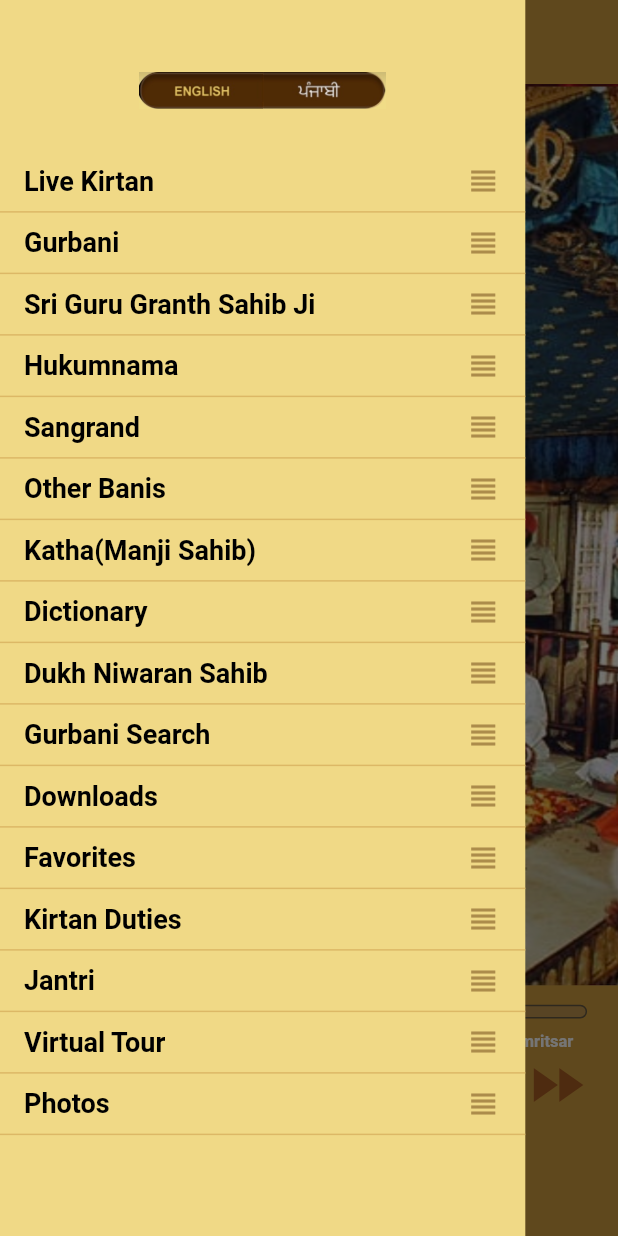
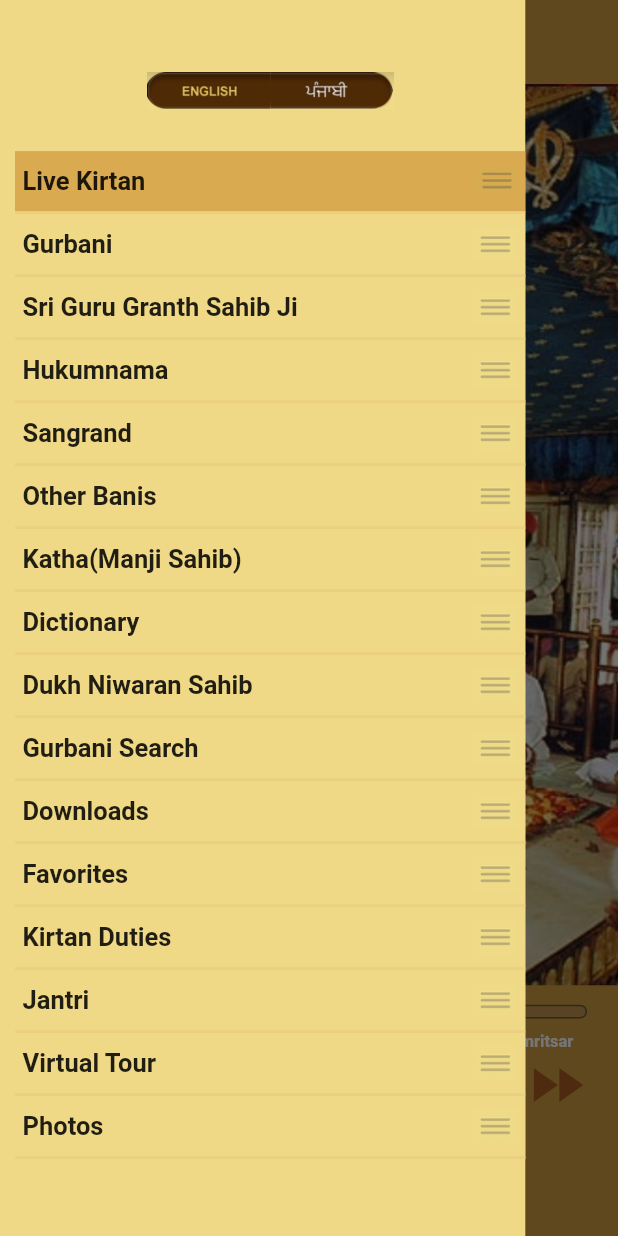
Before and after one commit to Sahib6/live_kirtan, a Flutter app: the screen it shows after launch, with the side drawer open, on a phone screen of 412 x 824 dp. Run offline on Flutter 3.47's test engine with Material 2 defaults, Android fonts, the phone set to English and light mode, and no system bars.

Commit message:
Navigation drawer restructing

```diff
--- a/lib/helper/constants.dart
+++ b/lib/helper/constants.dart
@@ -1,11 +1,6 @@
 import 'dart:core';
 
 import 'package:flutter/cupertino.dart';
-import 'package:live_kirtan/helper/navigation_drawer.dart';
-import 'package:provider/provider.dart';
-
-import 'my_provider.dart';
-import 'nav_drawer_items.dart';
 
 double getHeight(BuildContext context) {
   return MediaQuery.of(context).size.height;
@@ -15,20 +10,21 @@ double getWidth(BuildContext context) {
   return MediaQuery.of(context).size.width;
 }
 
-
-
-
-List<String> _list = ["Live Kirtan", "Gurbani", "Sri Guru Granth Sahib Ji", "Hukumnama", "Sangrand", "Other Banis", "Katha(Manji Sahib)", "Dictionary", "Dukh Niwaran Sahib", "Gurbani Search", "Downloads", "Favorites", "Kirtan Duties", "Jantri", "Virtual Tour", "Photos"];
-
-List<Function> methods = [(){}, (){}, (){}, (){}, (){}, (){}, (){}, (){}, (){} ,(){}, (){}, (){} ,(){} ,(){}, (){}, (){}];
-List<NavDrawerItem> getInitialList(BuildContext context)
-{
-  List<NavDrawerItem> navDrawerItems = [];
-  int i = 0;
-  _list.forEach((element) {
-    navDrawerItems.add(NavDrawerItem(element, methods[i], Provider.of<MyProviders>(context, listen: false).getIsSelected("Live Kirtan", element)));
-    i++;
-  });
-
-  return navDrawerItems;
-}
+List<String> navDrawerItems = [
+  "Live Kirtan",
+  "Gurbani",
+  "Sri Guru Granth Sahib Ji",
+  "Hukumnama",
+  "Sangrand",
+  "Other Banis",
+  "Katha(Manji Sahib)",
+  "Dictionary",
+  "Dukh Niwaran Sahib",
+  "Gurbani Search",
+  "Downloads",
+  "Favorites",
+  "Kirtan Duties",
+  "Jantri",
+  "Virtual Tour",
+  "Photos"
+];
--- a/lib/helper/my_provider.dart
+++ /dev/null
@@ -1,24 +0,0 @@
-import 'package:flutter/material.dart';
-import 'constants.dart';
-class MyProviders with ChangeNotifier {
-  bool _isSelected = false;
-
-  bool getIsSelected(String t1, String t2) {
-    if (t1 == t2)
-      return _isSelected = true;
-    else
-      return _isSelected = false;
-  }
-
-  toggleDrawerItems(String title, BuildContext context) {
-    getInitialList(context).forEach((element) {
-      if (element.title == title)
-        _isSelected = true;
-      else
-        _isSelected = false;
-
-      print('${element.title} : $_isSelected');
-      notifyListeners();
-    });
-  }
-}
--- a/lib/helper/nav_drawer_items.dart
+++ /dev/null
@@ -1,31 +0,0 @@
-import 'package:flutter/cupertino.dart';
-import 'package:flutter/material.dart';
-import 'package:live_kirtan/helper/constants.dart';
-import 'package:provider/provider.dart';
-
-import 'my_provider.dart';
-
-
-class NavDrawerItem extends StatelessWidget {
-  final String title;
-  final Function _onTap;
-  bool isSelected = false;
-
-  NavDrawerItem(this.title, this._onTap, this.isSelected);
-
-  Widget build(BuildContext context) {
-    return Column(
-      children: [
-        ListTile(title: Text(title, style: TextStyle(fontWeight: FontWeight.bold, fontSize: 18.0, color: Color(0xff000000))),
-            onTap: (){
-              getInitialList(context).forEach((element) {
-                Provider.of<MyProviders>(context, listen: false).getIsSelected(title, element.title);
-              });
-            },
-            selected: isSelected, selectedTileColor: Color(0xffD9AA50), visualDensity: VisualDensity(vertical: -4),
-          trailing: Icon(Icons.view_headline_sharp, color: Color(0xffAC8C4B),),),
-        Divider(height: 1.0, color: Color(0xffDCB866), thickness: 1,)
-      ],
-    );
-  }
-}
--- a/lib/helper/navigation_drawer.dart
+++ b/lib/helper/navigation_drawer.dart
@@ -1,23 +1,23 @@
-import 'package:flutter/cupertino.dart';
 import 'package:flutter/material.dart';
 import 'constants.dart';
-import 'nav_drawer_items.dart';
 
 class NavigationDrawer extends StatefulWidget {
 
   @override
-  _NavigationDrawerState createState() => _NavigationDrawerState();
+  State<NavigationDrawer> createState() => _NavigationDrawerState();
 }
 
 class _NavigationDrawerState extends State<NavigationDrawer> {
+  int _selectedIndex = 0;
+
   @override
-  Widget build(BuildContext buildContext) {
-    final double _screenWidth = getWidth(buildContext);
-    final double _screenHeight = getHeight(buildContext);
+  Widget build(BuildContext context) {
+    final double _screenWidth = getWidth(context);
+    final double _screenHeight = getHeight(context);
 
     return Container(
-      width: _screenWidth*0.85,
-      child: Container(
+      width: _screenWidth * 0.85,
+      padding: EdgeInsets.only(left: 10.0),
       color: Color(0xffF0D986),
       child: ListView(
         padding: EdgeInsets.only(top: 20.0, bottom: 20.0),
@@ -25,14 +25,64 @@ class _NavigationDrawerState extends State<NavigationDrawer> {
           Row(
             mainAxisAlignment: MainAxisAlignment.center,
             children: [
-                        SizedBox(child: Image.asset("images/eng_btn.png"), width: _screenWidth*0.2,height: _screenHeight*0.098,),
-                        SizedBox(child: Image.asset("images/pb_btn.png"), width: _screenWidth*0.2,height: _screenHeight*0.098,)
+              SizedBox(
+                child: Image.asset("images/eng_btn.png"),
+                width: _screenWidth * 0.2,
+                height: _screenHeight * 0.098,
+              ),
+              SizedBox(
+                child: Image.asset("images/pb_btn.png"),
+                width: _screenWidth * 0.2,
+                height: _screenHeight * 0.098,
+              )
             ],
           ),
-                    ...getInitialList(context)
+          for (int i = 0; i < navDrawerItems.length; i++)
+            Container(
+              color: (i == _selectedIndex)
+                  ? Color(0xffd9aa50)
+                  : Color(0xffF0D986),
+              child: Column(
+                crossAxisAlignment: CrossAxisAlignment.start,
+                mainAxisSize: MainAxisSize.min,
+                children: [
+                  Padding(
+                    padding: const EdgeInsets.all(5.0),
+                    child: InkWell(
+                      child: Row(
+                        mainAxisAlignment: MainAxisAlignment.spaceBetween,
+                        children: [
+                          Text(
+                            navDrawerItems[i],
+                            style: TextStyle(
+                                fontWeight: FontWeight.bold, fontSize: 17.0),
+                          ),
+                          Image.asset(
+                            (i == _selectedIndex)
+                                ? 'images/three_lines1.png'
+                                : 'images/three_line.png',
+                            width: 30,
+                            height: 30,
+                          )
                         ],
                       ),
+                      onTap: (){
+                        setState(() {
+                          _selectedIndex = i;
+                        });
+                      },
+                    ),
+                  ),
+                  Container(
+                    color: Color(0XFFEAD080),
+                    height: 2,
+                    width: double.infinity,
                   )
+                ],
+              ),
+            ),
+        ],
+      ),
     );
   }
 }
--- a/lib/screens/home_page.dart
+++ b/lib/screens/home_page.dart
@@ -1,10 +1,6 @@
 import 'package:flutter/material.dart';
-import 'package:flutter/painting.dart';
-import 'package:flutter/widgets.dart';
 import 'package:live_kirtan/helper/constants.dart';
-import 'package:live_kirtan/helper/my_provider.dart';
 import 'package:live_kirtan/helper/navigation_drawer.dart';
-import 'package:provider/provider.dart';
 
 class HomePage extends StatelessWidget {
   @override
@@ -13,129 +9,174 @@ class HomePage extends StatelessWidget {
     final double _screenHeight = getHeight(context);
     final _key = GlobalKey<ScaffoldState>();
     return MaterialApp(
-      home : ChangeNotifierProvider(
-        create: (context) => MyProviders(),
-        child: Scaffold
-            (
+      home: Scaffold(
           key: _key,
           appBar: AppBar(
-              leading:
-              InkWell(
+            leading: InkWell(
               child: SizedBox(
-                    width: _screenHeight*0.046, height: _screenHeight*0.046),
-                onTap: () => _key.currentState.openDrawer(),),
+                  width: _screenHeight * 0.046,
+                  height: _screenHeight * 0.046),
+              onTap: () => _key.currentState.openDrawer(),
+            ),
             backgroundColor: Color(0xffD09C3F),
-              flexibleSpace : Container(
-                margin: EdgeInsets.only(top: _screenHeight*0.076),
+            flexibleSpace: Container(
+              margin: EdgeInsets.only(top: _screenHeight * 0.076),
               width: _screenWidth,
               decoration: BoxDecoration(
-                    image: DecorationImage(image: AssetImage("images/appbar_bkg.png"), fit: BoxFit.fill)),
-                child: Row(
-                    mainAxisAlignment: MainAxisAlignment.end,
-                    children: [
-                      InkWell(child: Image.asset("images/share.png", width: _screenWidth*0.099,)),
+                  image: DecorationImage(
+                      image: AssetImage("images/appbar_bkg.png"),
+                      fit: BoxFit.fill)),
+              child: Row(mainAxisAlignment: MainAxisAlignment.end, children: [
+                InkWell(
+                    child: Image.asset(
+                  "images/share.png",
+                  width: _screenWidth * 0.099,
+                )),
                 InkWell(child: Image.asset("images/timer.png")),
                 InkWell(child: Image.asset("images/alarm.png")),
-                    ]
+              ]),
             ),
-              ),
-
           ),
           backgroundColor: Color(0xffD09C3F),
           body: SafeArea(
               child: Column(
             children: [
-                  Container(height: _screenHeight*0.73,
+              Flexible(
+                flex: 2,
+                child: Container(
+                  height: _screenHeight * 0.73,
                   margin: EdgeInsets.zero,
-                  width: _screenWidth*0.9999,
+                  width: _screenWidth * 0.9999,
                   padding: EdgeInsets.zero,
                   decoration: BoxDecoration(
-                    image: DecorationImage(image: AssetImage("images/kirtan_background.png"), fit: BoxFit.fill)
-                  ),
-                  child:
-                      Padding(
-                        padding: EdgeInsets.only(left: _screenWidth*0.017, top: _screenHeight*0.014),
+                      image: DecorationImage(
+                          image: AssetImage("images/kirtan_background.png"),
+                          fit: BoxFit.fill)),
+                  child: Padding(
+                    padding: EdgeInsets.only(
+                        left: _screenWidth * 0.017, top: _screenHeight * 0.014),
                     child: Row(
                       crossAxisAlignment: CrossAxisAlignment.start,
                       children: [
-                            InkWell(child:
-                            SizedBox(
-                              width: _screenWidth*0.25,
-                              height: _screenHeight*0.04,)),
-                            InkWell(child:
-                            Padding(
-                              padding: const EdgeInsets.only(left : 6.0),
+                        InkWell(
                             child: SizedBox(
-                                width: _screenWidth*0.25,
-                                height: _screenHeight*0.04,
+                          width: _screenWidth * 0.25,
+                          height: _screenHeight * 0.04,
+                        )),
+                        InkWell(
+                            child: Padding(
+                          padding: const EdgeInsets.only(left: 6.0),
+                          child: SizedBox(
+                            width: _screenWidth * 0.25,
+                            height: _screenHeight * 0.04,
                           ),
                         )),
                       ],
                     ),
                   ),
-
                 ),
-                  Stack(
-                    children: [Container(
-                      margin: EdgeInsets.only(top: _screenHeight*0.015),
-                      width: _screenWidth*0.9,
+              ),
+              Stack(children: [
+                Container(
+                  margin: EdgeInsets.only(top: _screenHeight * 0.015),
+                  width: _screenWidth * 0.9,
                   height: _screenHeight * 0.011,
                   decoration: BoxDecoration(
                       color: Color(0xffC0954F),
-                          border: Border.all(color: Color(0xff645741), style: BorderStyle.solid),
-                          borderRadius: BorderRadius.only(topRight: Radius.circular(10.0), bottomRight: Radius.circular(10.0))
+                      border: Border.all(
+                          color: Color(0xff645741), style: BorderStyle.solid),
+                      borderRadius: BorderRadius.only(
+                          topRight: Radius.circular(10.0),
+                          bottomRight: Radius.circular(10.0))),
                 ),
+                Container(
+                  width: _screenWidth * 0.034,
+                  height: _screenHeight * 0.032,
+                  margin: EdgeInsets.only(top: _screenHeight * .005),
+                  decoration: BoxDecoration(
+                      gradient: LinearGradient(
+                          begin: Alignment.topCenter,
+                          end: Alignment.bottomCenter,
+                          colors: [Color(0xffB3B3B3), Color(0xffEAEAEA)]),
+                      border: Border.all(color: Color(0xff776D5A)),
+                      borderRadius: BorderRadius.all(Radius.circular(4.0))),
+                )
+              ]),
+              Text(
+                "Live streaming of kirtan directly from the Sri Harmandir Sahib, Amritsar",
+                textAlign: TextAlign.center,
+                style: TextStyle(
+                    color: Colors.white,
+                    fontWeight: FontWeight.bold,
+                    fontSize: 11.0),
               ),
-                      Container(width: _screenWidth * 0.034,
-                      height: _screenHeight * 0.032,
-                      margin: EdgeInsets.only(top: _screenHeight*.005),
-                      decoration: BoxDecoration(
-                          gradient: LinearGradient(begin: Alignment.topCenter, end: Alignment.bottomCenter,
-                          colors: [ Color(0xffB3B3B3), Color(0xffEAEAEA)]),
-                          border: Border.all(color: Color(0xff776D5A)),
-                          borderRadius: BorderRadius.all(Radius.circular(4.0))
-                      ),
-                      )
-                    ]
-                  ),
-                  Text("Live streaming of kirtan directly from the Sri Harmandir Sahib, Amritsar",
-                    style: TextStyle(color: Colors.white,  fontWeight: FontWeight.bold, fontSize: 11.0),),
-
               Row(
                 children: [
-                      Container(width: _screenWidth*0.17, height: _screenHeight*0.04,
+                  Container(
+                    width: _screenWidth * 0.17,
+                    height: _screenHeight * 0.04,
                     margin: EdgeInsets.only(left: 5.0),
                     decoration: BoxDecoration(
-                            gradient: LinearGradient(begin: Alignment.topCenter, end: Alignment.bottomCenter,
+                        gradient: LinearGradient(
+                            begin: Alignment.topCenter,
+                            end: Alignment.bottomCenter,
                             colors: [Color(0xffEB5156), Color(0xffD31516)]),
                         borderRadius: BorderRadius.all(Radius.circular(4.0))),
                     child: Padding(
                       padding: const EdgeInsets.only(left: 9.0, top: 7.0),
-                        child: Text("Radio", style: TextStyle(color: Colors.white, fontSize: 19.0, fontWeight: FontWeight.bold),),
-                      ),),
+                      child: Text(
+                        "Radio",
+                        style: TextStyle(
+                            color: Colors.white,
+                            fontSize: 19.0,
+                            fontWeight: FontWeight.bold),
+                      ),
+                    ),
+                  ),
                   Padding(
-                        padding: const EdgeInsets.only(left : 20.0, right: 18.0),
-                        child: Icon(Icons.fast_rewind, color: Color(0xffA95E22),size: _screenWidth*0.11,),
+                    padding: const EdgeInsets.only(left: 20.0, right: 18.0),
+                    child: Icon(
+                      Icons.fast_rewind,
+                      color: Color(0xffA95E22),
+                      size: _screenWidth * 0.11,
                     ),
-                      Icon(Icons.play_arrow, color: Color(0xffA95E22),size: _screenWidth*0.11,),
+                  ),
+                  Icon(
+                    Icons.play_arrow,
+                    color: Color(0xffA95E22),
+                    size: _screenWidth * 0.11,
+                  ),
                   Padding(
-                        padding: const EdgeInsets.only(left : 18.0, right: 18.0),
-                        child: Icon(Icons.stop, color: Color(0xff502300),size: _screenWidth*0.11,),
+                    padding: const EdgeInsets.only(left: 18.0, right: 18.0),
+                    child: Icon(
+                      Icons.stop,
+                      color: Color(0xff502300),
+                      size: _screenWidth * 0.11,
                     ),
-                      Image.asset("images/record_btn.png", width: _screenWidth*0.11, height: _screenWidth*0.11,),
-                      Padding(
-                        padding: const EdgeInsets.only(left : 18.0, right: 18.0),
-                        child: Icon(Icons.fast_forward, color: Color(0xffA95E22),size: _screenWidth*0.11),
+                  ),
+                  Image.asset(
+                    "images/record_btn.png",
+                    width: _screenWidth * 0.11,
+                    height: _screenWidth * 0.11,
+                  ),
+                  Flexible(
+                    child: Padding(
+                      padding: const EdgeInsets.only(left: 18.0, right: 18.0),
+                      child: Icon(Icons.fast_forward,
+                          color: Color(0xffA95E22), size: _screenWidth * 0.11),
+                    ),
                   )
                 ],
               ),
-                  Text("Thanks to Almighty for all the support", style: TextStyle(color: Colors.white,  fontWeight: FontWeight.bold, fontSize: 14.0))
+              Text("Thanks to Almighty for all the support",
+                  textAlign: TextAlign.center,
+                  style: TextStyle(
+                      color: Colors.white,
+                      fontWeight: FontWeight.bold,
+                      fontSize: 14.0))
             ],
-              )
-            ),
-          drawer: NavigationDrawer()
-        ),
-      ),
+          )),
+          drawer: NavigationDrawer()),
     );
   }
 }
```
Also changed, not shown: images/three_line.png (added), images/three_lines1.png (added), lib/screens/gurbani_main_screen.dart (added). Lines whose indentation alone changed are shown as unchanged.
